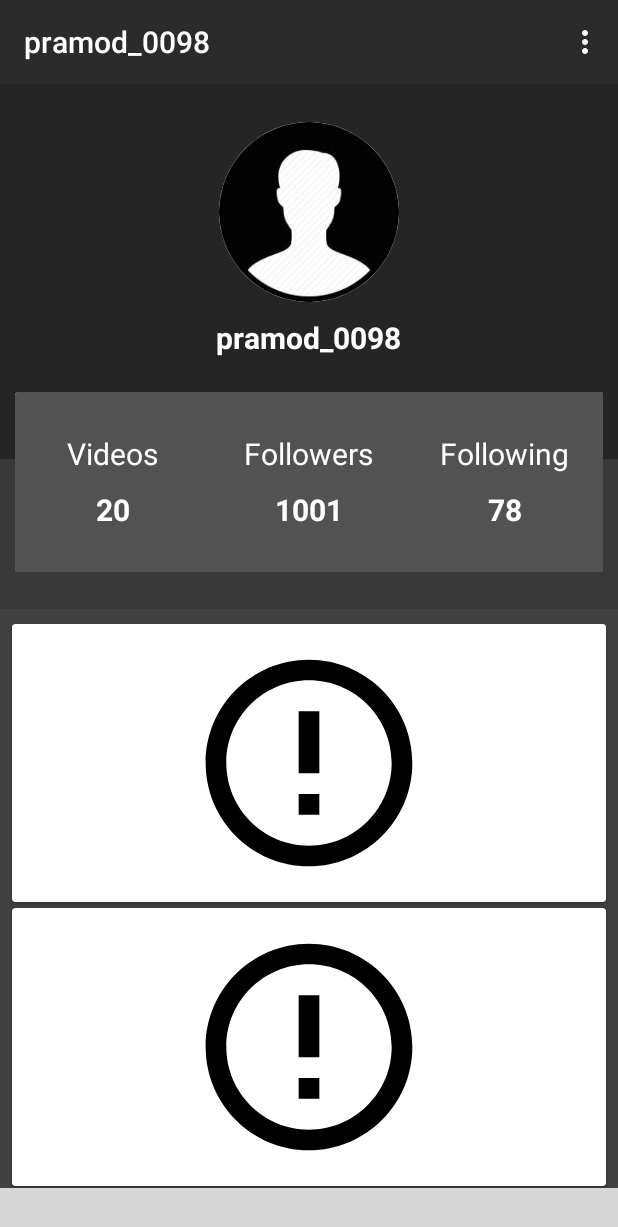
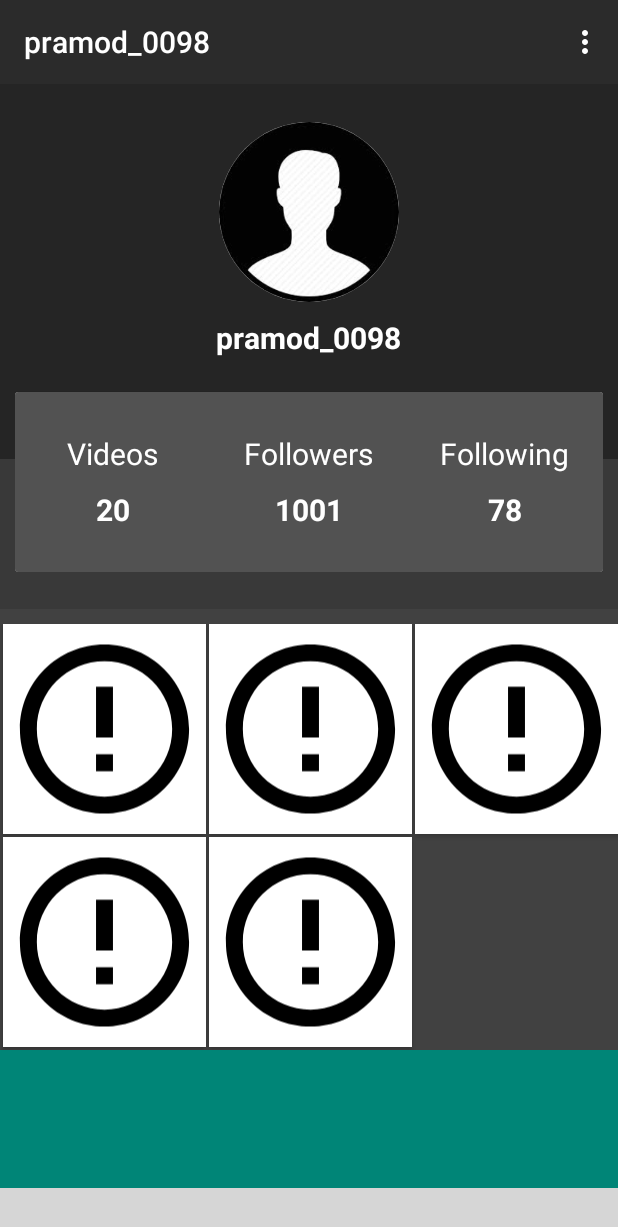
Before and after one commit to mr-pramod-98/street-dancer-beta1.0, an Android app: the fragment ProfileFragment placed in its activity, on a phone screen of 412 x 824 dp. Shown: the top 1227 px of the screen. Run offline under Robolectric (Android 15) with nearby library versions, the phone set to English and light mode, and no system bars; our stand-ins replace CircleImageView; libraries missing offline, so code that uses them is left out: com.luseen.spacenavigation; plain views replace SpaceNavigationView; pictures from the network do not load; 8 statements that could not run were skipped; grey boxes are pictures that could not be loaded.

Commit message:
changed linear layout manager to grid layout manager

```diff
--- a/app/src/main/java/com/example/street_dancer_beta10/Segments/Profile/ProfileFragment.java
+++ b/app/src/main/java/com/example/street_dancer_beta10/Segments/Profile/ProfileFragment.java
@@ -7,6 +7,7 @@ import androidx.annotation.Nullable;
 import androidx.appcompat.app.AppCompatActivity;
 import androidx.appcompat.widget.Toolbar;
 import androidx.fragment.app.Fragment;
+import androidx.recyclerview.widget.GridLayoutManager;
 import androidx.recyclerview.widget.LinearLayoutManager;
 import androidx.recyclerview.widget.RecyclerView;
 
@@ -197,13 +198,15 @@ public class ProfileFragment extends Fragment {
 
     private void setAdapter() {
 
+        // CREATE RECYCLER-VIEW ADAPTER OBJECT
         adapter = new ProfileRecyclerViewAdapter(getContext(), videoPlayerModels, initGlide());
         recyclerView.setHasFixedSize(true);
+
+        // SETUP THE ADAPTER
         recyclerView.setAdapter(adapter);
-        recyclerView.setLayoutManager(new LinearLayoutManager(getContext()));
 
-        Log.d(TAG, "setAdapter: setting adapter is complete");
-
+        // SET THE LAYOUT TO "GRID-LAYOUT"
+        recyclerView.setLayoutManager(new GridLayoutManager(getContext(), 3));
     }
 
     private RequestManager initGlide(){
--- a/app/src/main/res/layout/recycler_view_profile_user_upload_items.xml
+++ b/app/src/main/res/layout/recycler_view_profile_user_upload_items.xml
@@ -1,24 +1,20 @@
 <?xml version="1.0" encoding="utf-8"?>
-
 <androidx.cardview.widget.CardView
     xmlns:android="http://schemas.android.com/apk/res/android"
     xmlns:app="http://schemas.android.com/apk/res-auto"
     android:id="@+id/card_view"
     android:layout_width="match_parent"
-    android:layout_height="wrap_content"
+    android:layout_height="140dp"
     android:focusableInTouchMode="true"
-    android:padding="10dp"
-    android:layout_marginRight="8dp"
-    android:layout_marginLeft="8dp"
-    android:layout_marginBottom="4dp">
+    android:layout_marginLeft="2dp"
+    android:layout_marginBottom="2dp"
+    app:cardCornerRadius="0dp">
 
     <ImageView
         android:id="@+id/post_thumbnail"
         android:layout_width="match_parent"
-        android:layout_height="185dp"
-        android:src="@drawable/video_profile_image"
-        android:padding="10dp"
-        android:orientation="vertical">
+        android:layout_height="match_parent"
+        android:src="@drawable/video_profile_image">
     </ImageView>
 
 </androidx.cardview.widget.CardView>
```
